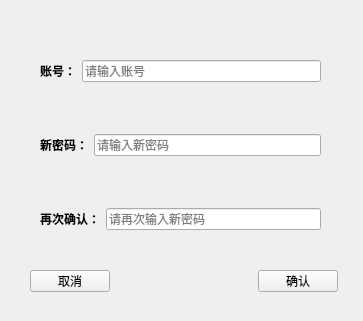
125055006/NewFoolLuoJia, file stu/resetps.ui: the form before one commit.
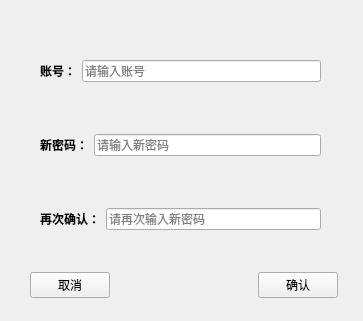
The form after the commit.

```diff
--- a/stu/resetps.ui
+++ b/stu/resetps.ui
@@ -13,7 +13,7 @@
   <property name="windowTitle">
    <string>Form</string>
   </property>
-  <widget class="QWidget" name="">
+  <widget class="QWidget" name="layoutWidget">
    <property name="geometry">
     <rect>
      <x>40</x>
@@ -105,13 +105,13 @@
     </item>
    </layout>
   </widget>
-  <widget class="QWidget" name="">
+  <widget class="QWidget" name="layoutWidget">
    <property name="geometry">
     <rect>
      <x>30</x>
      <y>270</y>
      <width>308</width>
-     <height>22</height>
+     <height>30</height>
     </rect>
    </property>
    <layout class="QHBoxLayout" name="horizontalLayout_4">
```
Left out of the diff: 8 changed lines with no effect on the pictures.
